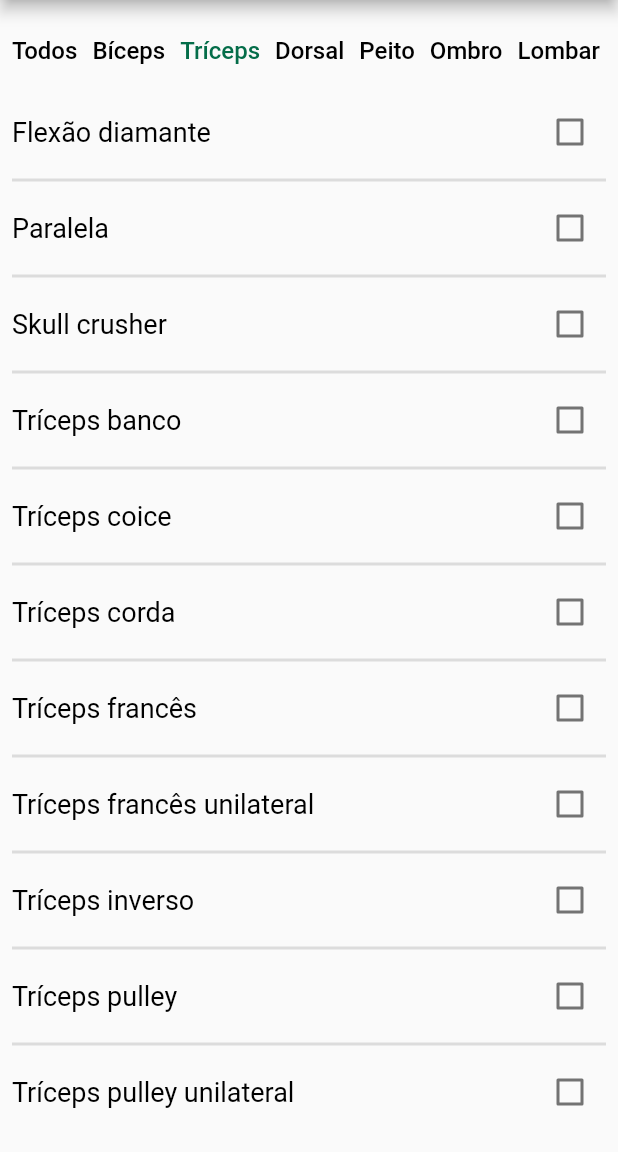
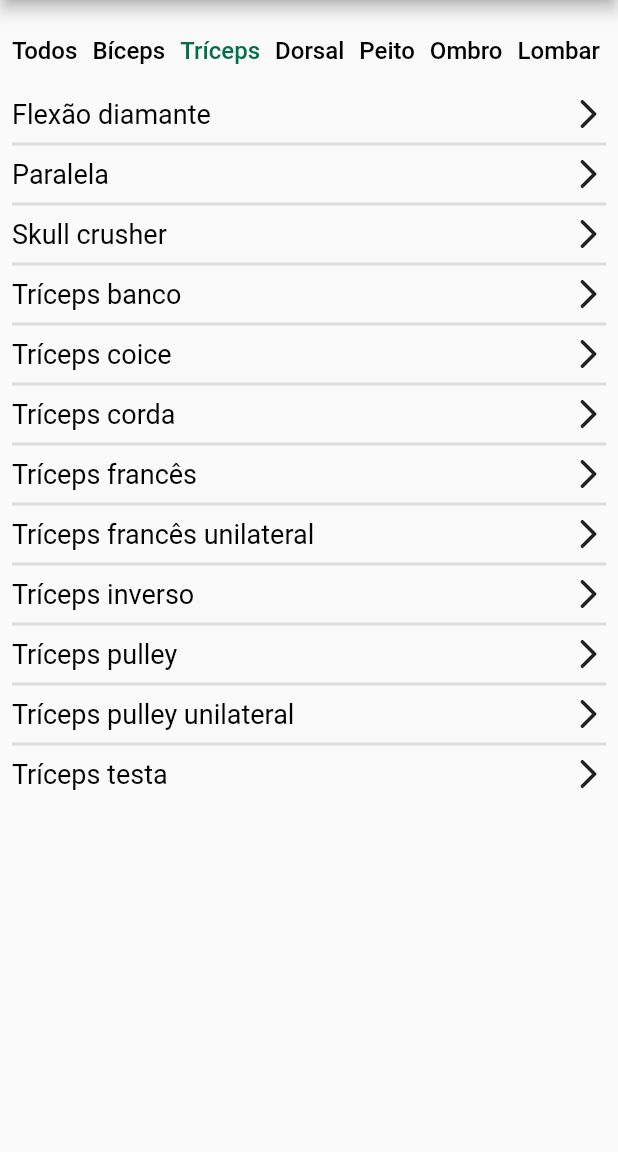
Before and after one commit to PauloVOFonseca/MyGymTrack, a Flutter app: the TrainingDivisionPage screen opened directly, after a tap on "Bíceps", after a tap on "Tríceps", on a phone screen of 412 x 824 dp, the part 84-1236 px from its top. Run offline on Flutter 3.47's test engine with Material 2 defaults, Android fonts, the phone set to English and light mode, and no system bars; our stand-ins replace bloc, dartz, equatable, get_it, table_calendar; Roboto replaces fonts that are missing (FiraSans).

Commit message:
feat: create and using provider on new training

```diff
--- a/lib/main.dart
+++ b/lib/main.dart
@@ -2,6 +2,7 @@ import 'package:flutter/material.dart';
 import 'package:my_gym_track/src/application/services/locator.dart';
 import 'package:my_gym_track/src/presentation/app/app_widget.dart';
 import 'package:my_gym_track/src/presentation/pages/all_exercises/all_exercises_controller.dart';
+import 'package:my_gym_track/src/presentation/pages/new_training/new_training_controller.dart';
 import 'package:provider/provider.dart';
 
 void main() {
@@ -11,9 +12,10 @@ void main() {
       providers: [
         ListenableProvider<AllExercisesController>(
             create: (_) => AllExercisesController()),
+        ListenableProvider<NewTrainingController>(
+            create: (_) => NewTrainingController()),
       ],
       child: const AppWidget(),
     ),
-
   );
 }
--- /dev/null
+++ b/lib/src/presentation/pages/new_training/new_training_controller.dart
@@ -0,0 +1,60 @@
+import 'package:flutter/material.dart';
+import 'package:my_gym_track/src/application/services/locator.dart';
+import 'package:my_gym_track/src/domain/entities/exercise/exercise_entity.dart';
+import 'package:my_gym_track/src/domain/use_cases/get_all_exercises/get_all_exercises_usecase.dart';
+import 'package:my_gym_track/src/presentation/pages/new_training/training_division/training_division_page.dart';
+
+enum NewTrainingPageState { loading, loaded, error }
+
+class NewTrainingController extends ChangeNotifier {
+  final GetAllExercisesUsecase _getAllExercisesUsecase =
+      getIt<GetAllExercisesUsecase>();
+
+  NewTrainingPageState _pageState = NewTrainingPageState.loading;
+
+  String? errorMessage;
+
+  int selected = 0;
+
+  List<ExerciseEntity> exerciseList = [];
+
+  NewTrainingController() {
+    fetchExercises();
+  }
+
+  NewTrainingPageState get pageState => _pageState;
+
+  fetchExercises({String? muscleGroup}) async {
+    _pageState = NewTrainingPageState.loading;
+
+    notifyListeners();
+
+    await Future.delayed(const Duration(seconds: 1), () async {
+      final result =
+          await _getAllExercisesUsecase.call(muscleGroup: muscleGroup);
+      result.fold(
+        (error) {
+          errorMessage = error;
+          _pageState = NewTrainingPageState.error;
+        },
+        (exercises) {
+          exercises.sort((a, b) => a.name.compareTo(b.name));
+
+          exerciseList.clear();
+          exerciseList = exercises;
+
+          _pageState = NewTrainingPageState.loaded;
+        },
+      );
+    });
+
+    notifyListeners();
+  }
+
+  void goToTrainingDivisionpage(BuildContext context) {
+    Navigator.push(
+      context,
+      MaterialPageRoute(builder: (context) => const TrainingDivisionPage()),
+    );
+  }
+}
--- a/lib/src/presentation/pages/new_training/new_training_page.dart
+++ b/lib/src/presentation/pages/new_training/new_training_page.dart
@@ -1,7 +1,7 @@
 import 'package:flutter/material.dart';
-import 'package:my_gym_track/src/application/services/locator.dart';
 import 'package:my_gym_track/src/application/theme/custom_colors.dart';
-import 'package:my_gym_track/src/presentation/pages/new_training/bloc/new_training_bloc.dart';
+import 'package:my_gym_track/src/presentation/pages/new_training/new_training_controller.dart';
+import 'package:provider/provider.dart';
 
 class NewTrainingPage extends StatefulWidget {
   const NewTrainingPage({Key? key}) : super(key: key);
@@ -11,14 +11,15 @@ class NewTrainingPage extends StatefulWidget {
 }
 
 class _NewTrainingPageState extends State<NewTrainingPage> {
-  final NewTrainingBloc bloc = getIt<NewTrainingBloc>();
+  late NewTrainingController pageController;
 
   @override
   Widget build(BuildContext context) {
+    pageController = context.watch<NewTrainingController>();
     return Scaffold(
       floatingActionButton: FloatingActionButton(
         onPressed: () {
-          bloc.goToTrainingDivisionpage(context);
+          pageController.goToTrainingDivisionpage(context);
         },
         backgroundColor: CustomColors.primaryGreen,
         child: const Icon(Icons.add),
--- a/lib/src/presentation/pages/new_training/training_division/training_division_page.dart
+++ b/lib/src/presentation/pages/new_training/training_division/training_division_page.dart
@@ -1,6 +1,5 @@
 import 'package:flutter/material.dart';
 import 'package:my_gym_track/src/application/theme/custom_colors.dart';
-import 'package:my_gym_track/src/presentation/pages/new_training/bloc/new_training_bloc.dart';
 import 'package:my_gym_track/src/presentation/pages/new_training/training_division/widgets/muscle_tag_tab_bar_widget.dart';
 import 'package:my_gym_track/src/presentation/pages/new_training/training_division/widgets/select_exercise_list_widget.dart';
 
@@ -12,20 +11,6 @@ class TrainingDivisionPage extends StatefulWidget {
 }
 
 class _TrainingDivisionPageState extends State<TrainingDivisionPage> {
-  final NewTrainingBloc bloc = NewTrainingBloc();
-
-  @override
-  void initState() {
-    super.initState();
-    bloc.add(const FetchExercisesList());
-  }
-
-  @override
-  void dispose() {
-    bloc.close();
-    super.dispose();
-  }
-
   @override
   Widget build(BuildContext context) {
     return Scaffold(
@@ -44,9 +29,9 @@ class _TrainingDivisionPageState extends State<TrainingDivisionPage> {
         padding: const EdgeInsets.symmetric(horizontal: 8, vertical: 24),
         child: Column(
           crossAxisAlignment: CrossAxisAlignment.start,
-          children: [
-            MuscleTagTabBarWidget(bloc: bloc),
-            SelectExerciseListWidget(bloc: bloc),
+          children: const [
+            MuscleTagTabBarWidget(),
+            SelectExerciseListWidget(),
           ],
         ),
       ),
--- a/lib/src/presentation/pages/new_training/training_division/widgets/muscle_tag_tab_bar_widget.dart
+++ b/lib/src/presentation/pages/new_training/training_division/widgets/muscle_tag_tab_bar_widget.dart
@@ -1,40 +1,31 @@
 import 'package:flutter/material.dart';
-import 'package:flutter_bloc/flutter_bloc.dart';
 import 'package:my_gym_track/src/application/constants/muscle_list.dart';
 import 'package:my_gym_track/src/application/theme/custom_colors.dart';
-import 'package:my_gym_track/src/presentation/pages/new_training/bloc/new_training_bloc.dart';
+import 'package:my_gym_track/src/presentation/pages/new_training/new_training_controller.dart';
+import 'package:provider/provider.dart';
 
-class MuscleTagTabBarWidget extends StatefulWidget {
-  final NewTrainingBloc bloc;
-  const MuscleTagTabBarWidget({super.key, required this.bloc});
+class MuscleTagTabBarWidget extends StatelessWidget {
+  const MuscleTagTabBarWidget({super.key});
 
   @override
-  State<MuscleTagTabBarWidget> createState() => _MuscleTagTabBarWidgetState();
-}
-
-class _MuscleTagTabBarWidgetState extends State<MuscleTagTabBarWidget> {
-  @override
   Widget build(BuildContext context) {
+    return Consumer<NewTrainingController>(
+        builder: (context, controller, child) {
       return SizedBox(
         height: 40,
-      child: BlocBuilder<NewTrainingBloc, NewTrainingState>(
-        bloc: widget.bloc,
-        builder: (context, state) {
-          return ListView.separated(
+        child: ListView.separated(
           scrollDirection: Axis.horizontal,
           physics: const BouncingScrollPhysics(),
           itemCount: MUSCLE_LIST.length,
           itemBuilder: (BuildContext context, int index) {
             return GestureDetector(
               onTap: () {
-                  widget.bloc.selected = index;
-                  widget.bloc
-                      .add(FetchExercisesList(muscleGroup: MUSCLE_LIST[index]));
-                  setState(() {});
+                controller.selected = index;
+                controller.fetchExercises(muscleGroup: MUSCLE_LIST[index]);
               },
               child: Text(
                 MUSCLE_LIST[index],
-                  style: widget.bloc.selected == index
+                style: controller.selected == index
                     ? Theme.of(context).textTheme.labelMedium?.copyWith(
                           color: CustomColors.darkerGreen,
                         )
@@ -43,9 +34,8 @@ class _MuscleTagTabBarWidgetState extends State<MuscleTagTabBarWidget> {
             );
           },
           separatorBuilder: (context, index) => const SizedBox(width: 10),
-          );
-        },
         ),
       );
+    });
   }
 }
--- a/lib/src/presentation/pages/new_training/training_division/widgets/select_exercise_list_widget.dart
+++ b/lib/src/presentation/pages/new_training/training_division/widgets/select_exercise_list_widget.dart
@@ -1,63 +1,57 @@
 import 'package:flutter/material.dart';
-import 'package:flutter_bloc/flutter_bloc.dart';
 import 'package:my_gym_track/src/application/theme/custom_colors.dart';
-import 'package:my_gym_track/src/presentation/pages/new_training/bloc/new_training_bloc.dart';
+import 'package:my_gym_track/src/presentation/pages/new_training/new_training_controller.dart';
+import 'package:provider/provider.dart';
 
-class SelectExerciseListWidget extends StatefulWidget {
-  final NewTrainingBloc bloc;
-  const SelectExerciseListWidget({super.key, required this.bloc});
+class SelectExerciseListWidget extends StatelessWidget {
+  const SelectExerciseListWidget({super.key});
 
   @override
-  State<SelectExerciseListWidget> createState() =>
-      _SelectExerciseListWidgetState();
+  Widget build(BuildContext context) {
+    return Consumer<NewTrainingController>(
+        builder: (context, controller, child) {
+      if (controller.pageState == NewTrainingPageState.error) {
+        return Expanded(
+          child: Center(
+            child: Text(
+              controller.errorMessage!,
+              style: Theme.of(context).textTheme.bodyText1,
+              textAlign: TextAlign.center,
+            ),
+          ),
+        );
       }
-
-class _SelectExerciseListWidgetState extends State<SelectExerciseListWidget> {
-  @override
-  Widget build(BuildContext context) {
+      if (controller.pageState == NewTrainingPageState.loading) {
+        return const Expanded(
+          child: Center(
+            child: CircularProgressIndicator(
+              color: CustomColors.darkerGreen,
+            ),
+          ),
+        );
+      }
       return Expanded(
-      child: BlocBuilder<NewTrainingBloc, NewTrainingState>(
-        bloc: widget.bloc,
-        builder: (context, state) {
-          if (state is ExercisesListLoaded) {
-            return ListView.separated(
+        child: Padding(
+          padding: const EdgeInsets.only(bottom: 16),
+          child: ListView.separated(
             physics: const BouncingScrollPhysics(),
-              itemCount: state.exercisesList.length,
+            itemCount: controller.exerciseList.length,
             itemBuilder: (BuildContext context, int index) {
               return Row(
                 mainAxisAlignment: MainAxisAlignment.spaceBetween,
                 children: [
                   Text(
-                      state.exercisesList[index].name,
+                    controller.exerciseList[index].name,
                     style: Theme.of(context).textTheme.bodyText1,
                   ),
-                    Checkbox(
-                        value: false,
-                        onChanged: (value) {
-                          print(value);
-                        }),
+                  const Icon(Icons.arrow_forward_ios_rounded),
                 ],
               );
             },
             separatorBuilder: (context, index) => const Divider(thickness: 2),
-            );
-          }
-          if (state is ExercisesListError) {
-            return Center(
-              child: Text(
-                state.errorMessage,
-                style: Theme.of(context).textTheme.bodyText1,
-                textAlign: TextAlign.center,
+          ),
         ),
       );
-          }
-          return const Center(
-            child: CircularProgressIndicator(
-              color: CustomColors.darkerGreen,
-            ),
-          );
-        },
-      ),
-    );
+    });
   }
 }
```
Lines whose indentation alone changed are shown as unchanged.
